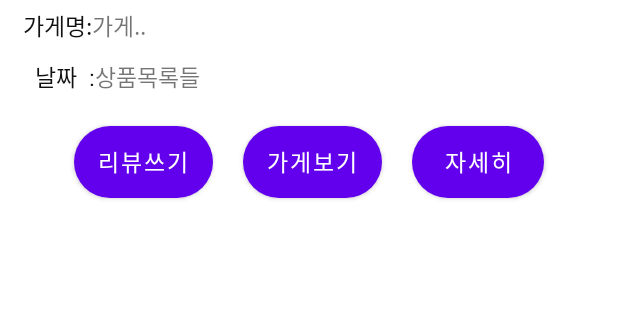
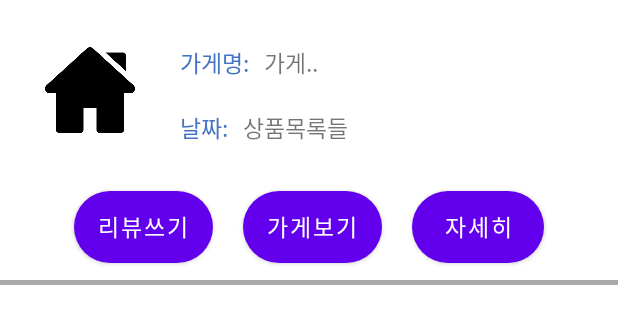
Before and after one commit to jangwonyoon/smart_laundryApp_android, an Android app: the layout user_order_record_info.xml on its own in the app's theme, with its tools: preview values and no code run, on a phone screen of 412 x 824 dp. Shown: the top 324 px of the screen. Run offline under Robolectric (Android 15) with nearby library versions, the light colour scheme and no system bars; network calls fail.

Commit message:
user_order_record, info ui modify

```diff
--- a/user/app/src/main/res/layout/activity_user_order_record.xml
+++ b/user/app/src/main/res/layout/activity_user_order_record.xml
@@ -15,15 +15,35 @@
         android:layout_height="match_parent"
         android:layout_marginTop="15dp"
         android:orientation="vertical">
+
         <TextView
-            android:layout_width="wrap_content"
+            android:layout_marginTop="30dp"
+            android:gravity="center"
+            android:layout_width="match_parent"
+            android:layout_height="wrap_content"
+            android:text="주문 기록"
+            android:textColor="@color/black"
+            android:fontFamily="@font/nanum_gothic_bold"
+            android:textStyle="bold"
+            android:textSize="24dp"
+            />
+
+        <TextView
+            android:gravity="center"
+            android:layout_width="match_parent"
             android:layout_height="20dp"
-            android:layout_marginLeft="10dp"
-            android:text="*주문기록을 볼 수 있습니다.*"
+            android:text="※ 주문기록을 볼 수 있습니다."
             android:textStyle="bold"
-            android:textSize="15dp">
+            android:textSize="15dp"
+            android:layout_marginTop="20dp"
+            />
 
-        </TextView>
+        <View
+            android:layout_marginTop="20dp"
+            android:layout_width="match_parent"
+            android:layout_height="3dp"
+            android:background="@color/grey"
+            />
 
         <LinearLayout
             android:layout_width="match_parent"
@@ -34,7 +54,7 @@
                 android:layout_width="wrap_content"
                 android:layout_height="wrap_content"
                 android:textSize="1sp"
-                android:text=""></TextView>
+                android:text=""/>
 
             <androidx.recyclerview.widget.RecyclerView
                 android:layout_width="wrap_content"
@@ -46,6 +66,7 @@
                 android:layout_alignParentStart="true"
                 android:layout_alignParentLeft="true"/>
         </LinearLayout>
+
     </LinearLayout>
 
     <com.google.android.material.navigation.NavigationView
@@ -56,9 +77,5 @@
         android:fitsSystemWindows="true"
         app:headerLayout="@layout/navi_header"
         app:menu="@menu/menu1"/>
-    />
-
-
-
 
 </androidx.drawerlayout.widget.DrawerLayout>
--- a/user/app/src/main/res/layout/user_order_record_info.xml
+++ b/user/app/src/main/res/layout/user_order_record_info.xml
@@ -7,53 +7,84 @@
         android:id="@+id/intothestore"
         android:layout_width="match_parent"
         android:layout_height="wrap_content"
-        android:orientation="vertical">
+        android:orientation="vertical"
+        android:layout_marginTop="30dp"
+        >
+
         <LinearLayout
-            android:layout_width="wrap_content"
+            android:layout_width="match_parent"
             android:layout_height="wrap_content"
-            android:layout_margin="5dp">
+            >
+
+            <ImageView
+                android:layout_width="60dp"
+                android:layout_height="60dp"
+                android:background="@drawable/home"
+                android:layout_marginLeft="30dp"
+                />
+
+            <LinearLayout
+                android:layout_width="match_parent"
+                android:layout_height="wrap_content"
+                android:orientation="vertical"
+                >
+
+                <LinearLayout
+                    android:layout_width="match_parent"
+                    android:layout_height="wrap_content"
+                    >
+
                     <TextView
-                android:layout_marginLeft="10dp"
+                        android:layout_marginLeft="30dp"
                         android:layout_width="wrap_content"
                         android:layout_height="wrap_content"
                         android:textSize="15dp"
                         android:text="가게명:"
-                android:textColor="#111111" />
+                        android:textColor="@color/blue" />
                     <TextView
                         android:id="@+id/s_name"
                         android:layout_width="wrap_content"
                         android:layout_height="wrap_content"
                         android:text="가게.."
-                android:textSize="15dp"/>
+                        android:textSize="15dp"
+                        android:layout_marginLeft="10dp"
+                        />
                 </LinearLayout>
 
                 <LinearLayout
-            android:layout_width="wrap_content"
+                    android:layout_width="match_parent"
                     android:layout_height="wrap_content"
-            android:layout_margin="5dp">
-
+                    android:layout_marginTop="20dp"
+                    >
                     <TextView
-                android:textColor="#111111"
-                android:layout_marginLeft="10dp"
+                        android:textColor="@color/blue"
+                        android:layout_marginLeft="30dp"
                         android:layout_width="wrap_content"
                         android:layout_height="wrap_content"
                         android:textSize="15dp"
-                android:text="  날짜  :"
+                        android:text="날짜:"
                         />
                     <TextView
                         android:id="@+id/date"
                         android:layout_width="wrap_content"
                         android:layout_height="wrap_content"
                         android:text="상품목록들"
-                android:textSize="15dp"/>
+                        android:textSize="15dp"
+                        android:layout_marginLeft="10dp"
+                        />
                 </LinearLayout>
 
+
+            </LinearLayout>
+
+        </LinearLayout>
 
         <LinearLayout
             android:layout_width="match_parent"
             android:layout_height="70dp"
             android:gravity="center"
-            android:layout_margin="5dp">
+            android:layout_marginTop="20dp"
+            >
 
             <Button
                 android:id="@+id/review"
@@ -61,7 +92,7 @@
                 android:layout_height="wrap_content"
                 android:text="리뷰쓰기"
                 android:textSize="15dp"
-                android:background="@drawable/buttonshape2"/>
+                android:background="@drawable/buttonshape"/>
 
             <Button
                 android:id="@+id/intostore"
@@ -71,7 +102,7 @@
                 android:layout_marginRight="20dp"
                 android:text="가게보기"
                 android:textSize="15dp"
-                android:background="@drawable/buttonshape2"/>
+                android:background="@drawable/buttonshape"/>
 
             <Button
                 android:id="@+id/detail"
@@ -79,31 +110,14 @@
                 android:layout_height="wrap_content"
                 android:text="자세히"
                 android:textSize="15dp"
-                android:background="@drawable/buttonshape2"/>
+                android:background="@drawable/buttonshape"/>
         </LinearLayout>
-        <!--<LinearLayout
+
+        <View
             android:layout_width="match_parent"
-            android:layout_height="wrap_content"
-            android:orientation="horizontal">
-
-            <Button
-                android:id="@+id/b1"
-                android:layout_width="wrap_content"
-                android:layout_height="wrap_content"
-                android:layout_marginTop="5dp"
-                android:layout_marginBottom="5dp"
-                android:layout_marginLeft="80dp"
-                android:text="시작"/>
-
-            <Button
-                android:id="@+id/b2"
-                android:layout_width="wrap_content"
-                android:layout_height="wrap_content"
-                android:layout_marginTop="5dp"
-                android:layout_marginBottom="5dp"
-                android:layout_marginLeft="60dp"
-                android:text="배달콜"/>
-        </LinearLayout>-->
+            android:layout_height="3dp"
+            android:background="@color/grey"
+            />
     </LinearLayout>
 
 
```
Also changed, not shown: user/app/src/main/res/drawable/home.png. Lines whose indentation alone changed are shown as unchanged.
